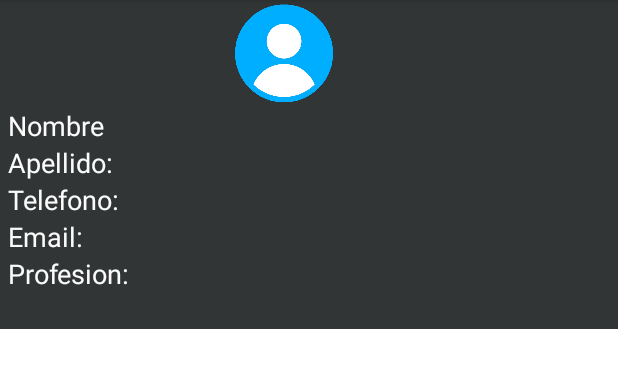
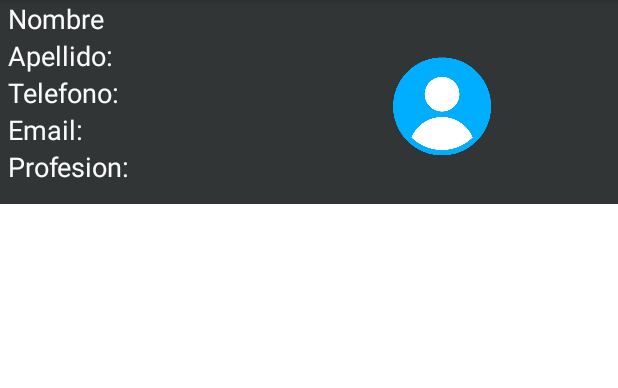
Before and after one commit to jhonatalex/AgendaContacto_MVVC_Room_LIVEDATA, an Android app: the fragment DetalleContact shown on its own in the app's theme, on a phone screen of 412 x 824 dp, the part 84-472 px from its top. Run offline under Robolectric (Android 15) with nearby library versions, the phone set to English and light mode, and no system bars; our stand-ins replace Room's generated code.

Commit message:
Version Final 1

```diff
--- a/app/src/main/java/com/example/agendaevaluacion_mod_4/DetalleContact.kt
+++ b/app/src/main/java/com/example/agendaevaluacion_mod_4/DetalleContact.kt
@@ -33,6 +33,13 @@ class DetalleContact : Fragment() {
     override fun onViewCreated(view: View, savedInstanceState: Bundle?) {
         super.onViewCreated(view, savedInstanceState)
 
+        txt_name.text = " "
+        txt_lastname.text =" "
+        txt_email.text = " "
+        txt_profe.text = " "
+        txt_phone.text = " "
+
+
         myViewModel.selected.observe(viewLifecycleOwner, Observer {
 
             if (it==null) {
@@ -41,7 +48,6 @@ class DetalleContact : Fragment() {
                 txt_email.text = " "
                 txt_profe.text = " "
                 txt_phone.text = " "
-
 
             }else{
                 txt_name.text = it.name
--- a/app/src/main/java/com/example/agendaevaluacion_mod_4/MainActivity.kt
+++ b/app/src/main/java/com/example/agendaevaluacion_mod_4/MainActivity.kt
@@ -14,10 +14,7 @@ class MainActivity : AppCompatActivity() {
         setContentView(R.layout.activity_main)
         setSupportActionBar(findViewById(R.id.toolbar))
 
-        findViewById<FloatingActionButton>(R.id.fab).setOnClickListener { view ->
-            Snackbar.make(view, "Replace with your own action", Snackbar.LENGTH_LONG)
-                    .setAction("Action", null).show()
-        }
+
     }
 
     override fun onCreateOptionsMenu(menu: Menu): Boolean {
--- a/app/src/main/java/com/example/agendaevaluacion_mod_4/Model/ContactDao.kt
+++ b/app/src/main/java/com/example/agendaevaluacion_mod_4/Model/ContactDao.kt
@@ -14,7 +14,7 @@ interface ContactDao {
     suspend fun getById(id:Int): Contacto
 
     @Query ("SELECT * FROM Contacto WHERE email =:emailL AND password =:contrasena")
-     fun validateUser( emailL:String, contrasena:String):LiveData<Contacto>
+     fun validateUser( emailL:String, contrasena:String):Contacto
 
 
     @Insert(onConflict = OnConflictStrategy.REPLACE)
--- a/app/src/main/res/layout/fragment_detalle_contact.xml
+++ b/app/src/main/res/layout/fragment_detalle_contact.xml
@@ -7,33 +7,26 @@
     tools:context=".DetalleContact">
 
     <LinearLayout
-        android:layout_width="422dp"
-        android:layout_height="219dp"
+        android:layout_width="427dp"
+        android:layout_height="136dp"
         android:layout_marginEnd="19dp"
         android:background="#323535"
         android:orientation="vertical"
         app:layout_constraintEnd_toEndOf="parent"
         app:layout_constraintTop_toTopOf="parent">
 
-        <ImageView
-            android:id="@+id/producto_imagen"
-            android:layout_width="120dp"
-            android:layout_height="71dp"
-            android:layout_marginLeft="130dp"
-            app:srcCompat="@drawable/user_h" />
-
         <LinearLayout
-            android:layout_width="match_parent"
-            android:layout_height="131dp">
+            android:layout_width="wrap_content"
+            android:layout_height="130dp">
 
             <LinearLayout
-                android:layout_width="138dp"
+                android:layout_width="98dp"
                 android:layout_height="match_parent"
                 android:orientation="vertical">
 
                 <TextView
                     android:id="@+id/productos_titulo"
-                    android:layout_width="match_parent"
+                    android:layout_width="91dp"
                     android:layout_height="wrap_content"
                     android:layout_marginLeft="5dp"
                     android:text="Nombre"
@@ -42,7 +35,7 @@
 
                 <TextView
                     android:id="@+id/productos_subtitulo"
-                    android:layout_width="match_parent"
+                    android:layout_width="91dp"
                     android:layout_height="wrap_content"
                     android:layout_marginLeft="5dp"
                     android:text="Apellido:"
@@ -51,7 +44,7 @@
 
                 <TextView
                     android:id="@+id/producto_precio"
-                    android:layout_width="match_parent"
+                    android:layout_width="91dp"
                     android:layout_height="wrap_content"
                     android:layout_marginLeft="5dp"
                     android:text="Telefono:"
@@ -60,7 +53,7 @@
 
                 <TextView
                     android:id="@+id/producto_precio2"
-                    android:layout_width="match_parent"
+                    android:layout_width="92dp"
                     android:layout_height="wrap_content"
                     android:layout_marginLeft="5dp"
                     android:text="Email:"
@@ -69,7 +62,7 @@
 
                 <TextView
                     android:id="@+id/producto_precio4"
-                    android:layout_width="match_parent"
+                    android:layout_width="91dp"
                     android:layout_height="wrap_content"
                     android:layout_marginLeft="5dp"
                     android:text="Profesion:"
@@ -78,27 +71,27 @@
             </LinearLayout>
 
             <LinearLayout
-                android:layout_width="247dp"
+                android:layout_width="137dp"
                 android:layout_height="match_parent"
                 android:orientation="vertical">
 
                 <TextView
                     android:id="@+id/txt_name"
-                    android:layout_width="219dp"
+                    android:layout_width="137dp"
                     android:layout_height="wrap_content"
                     android:textColor="#FFFF79"
                     android:textSize="18sp" />
 
                 <TextView
                     android:id="@+id/txt_lastname"
-                    android:layout_width="match_parent"
+                    android:layout_width="137dp"
                     android:layout_height="wrap_content"
                     android:textColor="#FFFF79"
                     android:textSize="18dp" />
 
                 <TextView
                     android:id="@+id/txt_phone"
-                    android:layout_width="match_parent"
+                    android:layout_width="137dp"
                     android:layout_height="wrap_content"
 
                     android:textColor="#FFFF79"
@@ -106,7 +99,7 @@
 
                 <TextView
                     android:id="@+id/txt_email"
-                    android:layout_width="match_parent"
+                    android:layout_width="137dp"
                     android:layout_height="wrap_content"
 
                     android:textColor="#FFFF79"
@@ -114,13 +107,21 @@
 
                 <TextView
                     android:id="@+id/txt_profe"
-                    android:layout_width="match_parent"
+                    android:layout_width="137dp"
                     android:layout_height="wrap_content"
 
                     android:textColor="#FFFF79"
                     android:textSize="18sp" />
 
             </LinearLayout>
+
+            <ImageView
+                android:id="@+id/producto_imagen"
+                android:layout_width="120dp"
+                android:layout_height="71dp"
+                android:layout_marginTop="35dp"
+
+                app:srcCompat="@drawable/user_h" />
 
         </LinearLayout>
 
```
Also changed, not shown: app/src/main/java/com/example/agendaevaluacion_mod_4/FirstFragment.kt (+8 -14 lines), app/src/main/java/com/example/agendaevaluacion_mod_4/Model/ContactRepository.kt (+15 -2 lines), app/src/main/java/com/example/agendaevaluacion_mod_4/Principal.kt (+9 -2 lines), app/src/main/java/com/example/agendaevaluacion_mod_4/SecondFragment.kt (+18 -6 lines), app/src/main/java/com/example/agendaevaluacion_mod_4/viewModel/ContactViewModel.kt (+16 -10 lines), app/src/main/res/layout/activity_main.xml (+0 -8 lines), app/src/main/res/layout/fragment_first.xml (+1 -11 lines), app/src/main/res/layout/fragment_principal.xml (+32 -22 lines), app/src/main/res/layout/fragment_second.xml (+1 -10 lines), app/src/main/res/drawable/orig_4728.jpg.
